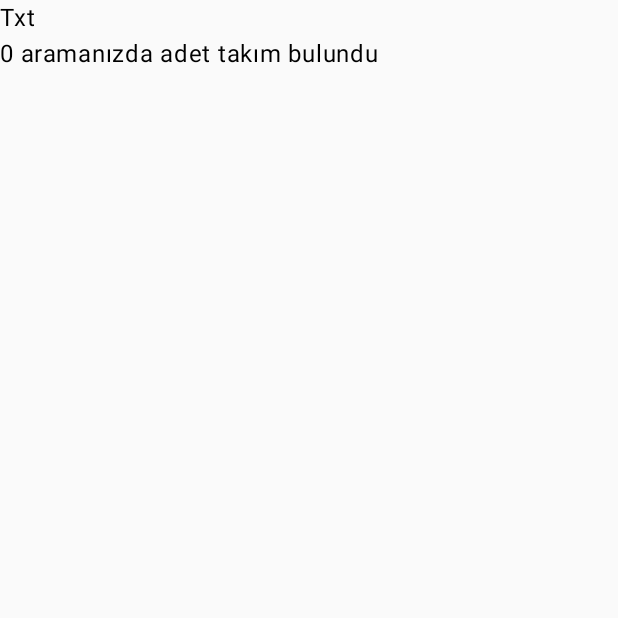
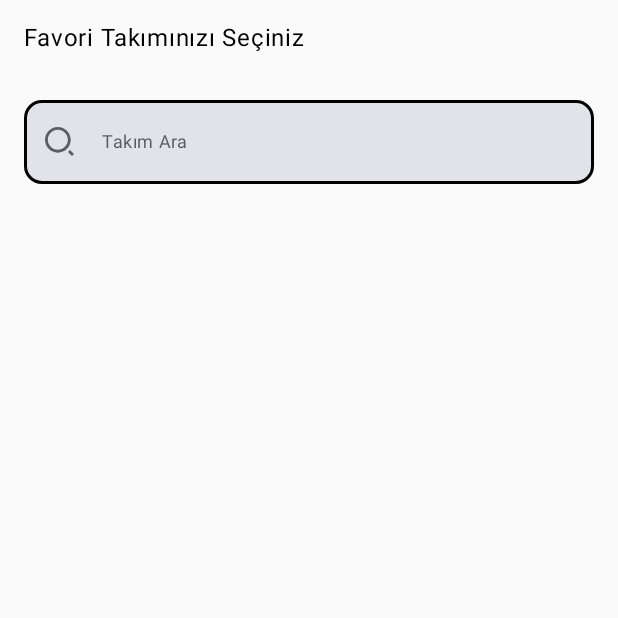
Before and after one commit to berkyymn/MyFootballApi, an Android app built with Jetpack Compose: the screen it shows after launch (MainActivity), on a phone screen of 412 x 824 dp, the top half of it. Run offline under Robolectric (Android 15) with nearby library versions, the phone set to English and light mode, and no system bars; our stand-ins replace Dagger/Hilt's generated code; libraries missing offline, so code that uses them is left out: com.chuckerteam.chucker; 2 statements that could not run were skipped.

Commit message:
2nd episode completed

```diff
--- a/app/src/main/java/com/berkayyaman/footballapp/MainActivity.kt
+++ b/app/src/main/java/com/berkayyaman/footballapp/MainActivity.kt
@@ -10,6 +10,7 @@ import androidx.compose.foundation.layout.fillMaxWidth
 import androidx.compose.material3.Text
 import androidx.compose.runtime.collectAsState
 import androidx.compose.ui.Modifier
+import com.berkayyaman.footballapp.presentation.favoriteTeam.FavoriteTeamScreen
 import com.berkayyaman.footballapp.presentation.favoriteTeam.FavoriteTeamViewModel
 import com.berkayyaman.footballapp.ui.theme.FootballAppTheme
 import dagger.hilt.android.AndroidEntryPoint
@@ -18,22 +19,12 @@ import dagger.hilt.android.AndroidEntryPoint
 @AndroidEntryPoint
 class MainActivity : ComponentActivity() {
 
-    private val viewModel: FavoriteTeamViewModel by viewModels<FavoriteTeamViewModel>()
-
     override fun onCreate(savedInstanceState: Bundle?) {
         super.onCreate(savedInstanceState)
 
         setContent {
             FootballAppTheme {
-
-                val state = viewModel.viewStateFlow.collectAsState()
-
-                println(state.value.teams.size)
-
-                Column {
-                    Text(text = "Txt", modifier = Modifier.fillMaxWidth())
-                    Text(text = "${state.value.teams.size.toString()} aramanızda adet takım bulundu", modifier = Modifier.fillMaxWidth())
-                }
+                FavoriteTeamScreen()
             }
         }
     }
--- a/app/src/main/java/com/berkayyaman/footballapp/presentation/favoriteTeam/FavoriteTeamScreen.kt
+++ b/app/src/main/java/com/berkayyaman/footballapp/presentation/favoriteTeam/FavoriteTeamScreen.kt
@@ -1,7 +1,58 @@
 package com.berkayyaman.footballapp.presentation.favoriteTeam
+
+import androidx.compose.foundation.layout.Column
+import androidx.compose.foundation.layout.fillMaxSize
+import androidx.compose.foundation.layout.fillMaxWidth
+import androidx.compose.foundation.layout.padding
+import androidx.compose.material3.MaterialTheme
+import androidx.compose.material3.Surface
+import androidx.compose.material3.Text
+import androidx.compose.runtime.Composable
+import androidx.compose.runtime.collectAsState
+import androidx.compose.ui.Modifier
+import androidx.compose.ui.tooling.preview.Preview
+import androidx.hilt.navigation.compose.hiltViewModel
+import com.berkayyaman.footballapp.presentation.searchbar.SearchBar
+import com.berkayyaman.footballapp.presentation.searchbar.SearchEvent
+import com.berkayyaman.footballapp.ui.theme.FootballAppTheme
+import com.berkayyaman.footballapp.util.Dimens
 
 /**
  * Created by berkayyaman on 11,October,2024
  */
-class FavoriteTeamScreen {
+
+@Composable
+fun FavoriteTeamScreen() {
+    val viewModel: FavoriteTeamViewModel = hiltViewModel()
+    val state = viewModel.viewStateFlow.collectAsState()
+
+    MyScreen(searchEvent = viewModel::onSearchEvent)
+
 }
+
+@Composable
+private fun MyScreen(searchEvent: (SearchEvent) -> Unit){
+
+    Column(
+        modifier = Modifier.fillMaxSize()
+    ) {
+        Text(
+            modifier = Modifier.fillMaxWidth().padding(Dimens.MediumSpace),
+            text = "Favori Takımınızı Seçiniz",
+            style = MaterialTheme.typography.bodyLarge
+        )
+
+        SearchBar(event = searchEvent)
+    }
+
+}
+
+@Preview
+@Composable
+private fun FavoriteTeamScreenPreview(){
+    FootballAppTheme {
+        Surface {
+            MyScreen(searchEvent = {})
+        }
+    }
+}
--- a/app/src/main/java/com/berkayyaman/footballapp/presentation/favoriteTeam/FavoriteTeamViewModel.kt
+++ b/app/src/main/java/com/berkayyaman/footballapp/presentation/favoriteTeam/FavoriteTeamViewModel.kt
@@ -3,6 +3,7 @@ package com.berkayyaman.footballapp.presentation.favoriteTeam
 import androidx.lifecycle.ViewModel
 import androidx.lifecycle.viewModelScope
 import com.berkayyaman.footballapp.domain.usecases.SearchTeamsUseCase
+import com.berkayyaman.footballapp.presentation.searchbar.SearchEvent
 import com.berkayyaman.footballapp.util.FlowExtensions.onError
 import com.berkayyaman.footballapp.util.FlowExtensions.onSuccess
 import dagger.hilt.android.lifecycle.HiltViewModel
@@ -11,6 +12,7 @@ import kotlinx.coroutines.flow.SharingStarted
 import kotlinx.coroutines.flow.launchIn
 import kotlinx.coroutines.flow.onStart
 import kotlinx.coroutines.flow.stateIn
+import kotlinx.coroutines.launch
 import javax.inject.Inject
 
 /**
@@ -20,25 +22,44 @@ import javax.inject.Inject
 @HiltViewModel
 class FavoriteTeamViewModel @Inject constructor(
     private val searchTeam: SearchTeamsUseCase
-): ViewModel(){
+) : ViewModel() {
 
 
     private val viewState = MutableStateFlow(FavoriteTeamViewState())
-    val viewStateFlow = viewState.onStart {
-        sendRequest("fen")
-    }.stateIn(
+    val viewStateFlow = viewState.stateIn(
         scope = viewModelScope,
         started = SharingStarted.Eagerly,
         initialValue = FavoriteTeamViewState()
     )
 
-    private fun sendRequest(text: String){
+    fun onSearchEvent(event: SearchEvent) {
+        when (event) {
+            is SearchEvent.Search -> {
+                viewModelScope.launch {
+                    viewState.value = viewStateFlow.value.copy(isLoading = true)
+                }
 
-        searchTeam.invoke(text).onSuccess {
-            viewState.value = viewStateFlow.value.copy(teams = it.response)
-        }.onError {
+                searchTeam.invoke(viewStateFlow.value.searchString)
+                    .onSuccess { teamsUIModel ->
+                        viewState.value = viewStateFlow.value.copy(
+                            teams = teamsUIModel.response,
+                            error = "",
+                            isLoading = false
+                        )
+                    }.onError {errorMessage ->
+                        viewState.value = viewStateFlow.value.copy(
+                            teams = arrayListOf(),
+                            isLoading = false,
+                            error = errorMessage
+                        )
+                    }.launchIn(viewModelScope)
+            }
 
-        }.launchIn(viewModelScope)
+            is SearchEvent.UpdateSearchString -> {
+                viewState.value = viewStateFlow.value.copy(searchString = event.searchString)
+            }
+
+        }
     }
 
 }
--- a/app/src/main/java/com/berkayyaman/footballapp/presentation/favoriteTeam/FavoriteTeamViewState.kt
+++ b/app/src/main/java/com/berkayyaman/footballapp/presentation/favoriteTeam/FavoriteTeamViewState.kt
@@ -7,5 +7,7 @@ import com.berkayyaman.footballapp.domain.model.TeamUiModel
  */
 data class FavoriteTeamViewState(
     val teams: ArrayList<TeamUiModel> = arrayListOf(),
-    val error: String = ""
+    val error: String = "",
+    var searchString: String = "",
+    var isLoading: Boolean = false
 )
--- /dev/null
+++ b/app/src/main/java/com/berkayyaman/footballapp/presentation/searchbar/SearchBar.kt
@@ -0,0 +1,110 @@
+package com.berkayyaman.footballapp.presentation.searchbar
+
+import androidx.compose.foundation.border
+import androidx.compose.foundation.layout.Box
+import androidx.compose.foundation.layout.fillMaxWidth
+import androidx.compose.foundation.layout.padding
+import androidx.compose.foundation.layout.size
+import androidx.compose.foundation.text.KeyboardActions
+import androidx.compose.foundation.text.KeyboardOptions
+import androidx.compose.material3.ExperimentalMaterial3Api
+import androidx.compose.material3.Icon
+import androidx.compose.material3.MaterialTheme
+import androidx.compose.material3.Text
+import androidx.compose.material3.TextField
+import androidx.compose.material3.TextFieldDefaults
+import androidx.compose.runtime.Composable
+import androidx.compose.runtime.getValue
+import androidx.compose.runtime.mutableStateOf
+import androidx.compose.runtime.remember
+import androidx.compose.runtime.setValue
+import androidx.compose.ui.Modifier
+import androidx.compose.ui.graphics.Color
+import androidx.compose.ui.res.colorResource
+import androidx.compose.ui.res.painterResource
+import androidx.compose.ui.text.input.ImeAction
+import androidx.compose.ui.tooling.preview.Preview
+import androidx.compose.ui.unit.dp
+import com.berkayyaman.footballapp.R
+import com.berkayyaman.footballapp.util.Dimens
+
+/**
+ * Created by berkayyaman on 14,October,2024
+ */
+@Composable
+fun SearchBar(
+    event: (SearchEvent) -> Unit,
+    hint: String = "Takım Ara",
+) {
+    MyScreen(hint  = hint, event = event)
+}
+
+@OptIn(ExperimentalMaterial3Api::class)
+@Composable
+private fun MyScreen(hint: String = "Takım Ara", event: (SearchEvent) -> Unit){
+
+    Box(
+        modifier = Modifier.padding(Dimens.MediumSpace)
+    ){
+        var text by remember{
+            mutableStateOf("")
+        }
+
+        TextField(
+            value = text,
+            onValueChange = {
+                text = it
+                event.invoke(SearchEvent.UpdateSearchString(text))
+            },
+            modifier = Modifier
+                .fillMaxWidth()
+                .border(
+                    width = 1.5.dp,
+                    color = Color.Black,
+                    shape = MaterialTheme.shapes.medium
+                ),
+            leadingIcon = {
+                Icon(
+                    painter = painterResource(R.drawable.ic_search),
+                    contentDescription = null,
+                    Modifier.size(20.dp),
+                    colorResource(id = R.color.gray)
+                )
+            },
+            placeholder = {
+                Text(
+                    text = hint,
+                    style = MaterialTheme.typography.bodySmall,
+                    color = colorResource(R.color.gray)
+                )
+            },
+            shape = MaterialTheme.shapes.medium,
+            singleLine = true,
+            colors = TextFieldDefaults.textFieldColors(
+                disabledTextColor = Color.Transparent,
+                focusedIndicatorColor = Color.Transparent,
+                unfocusedIndicatorColor = Color.Transparent,
+                disabledIndicatorColor = Color.Transparent
+            ),
+            textStyle = MaterialTheme.typography.bodySmall,
+            keyboardActions = KeyboardActions(
+                onSearch = {
+                    event.invoke(SearchEvent.Search)
+                }
+            ),
+            keyboardOptions = KeyboardOptions(
+                imeAction = ImeAction.Search
+            )
+
+        )
+    }
+
+}
+
+@Preview
+@Composable
+private fun SearchBarPreview(){
+    MyScreen(
+        event = {}
+    )
+}
--- /dev/null
+++ b/app/src/main/java/com/berkayyaman/footballapp/util/Dimens.kt
@@ -0,0 +1,21 @@
+package com.berkayyaman.footballapp.util
+
+import androidx.compose.ui.unit.dp
+
+/**
+ * Created by berkayyaman on 14,October,2024
+ */
+object Dimens {
+
+    val TeamLogoRowSize = 32.dp
+    val BottomNavigationItemSize = 24.dp
+    val BottomNavigationItemSelectedSize = 28.dp
+    val MiniSpace = 4.dp
+    val VeryMiniSpace = 2.dp
+    val SmallSpace = 8.dp
+    val MediumSpace = 16.dp
+    val StandingTextViewSize = 20.dp
+    val StatisticTextViewSize =36.dp
+    val LargeSpace = 32.dp
+    val ProgressBarSize = 64.dp
+}
```
Also changed, not shown: app/src/main/java/com/berkayyaman/footballapp/presentation/searchbar/SearchEvent.kt (added, +10 -0 lines).
